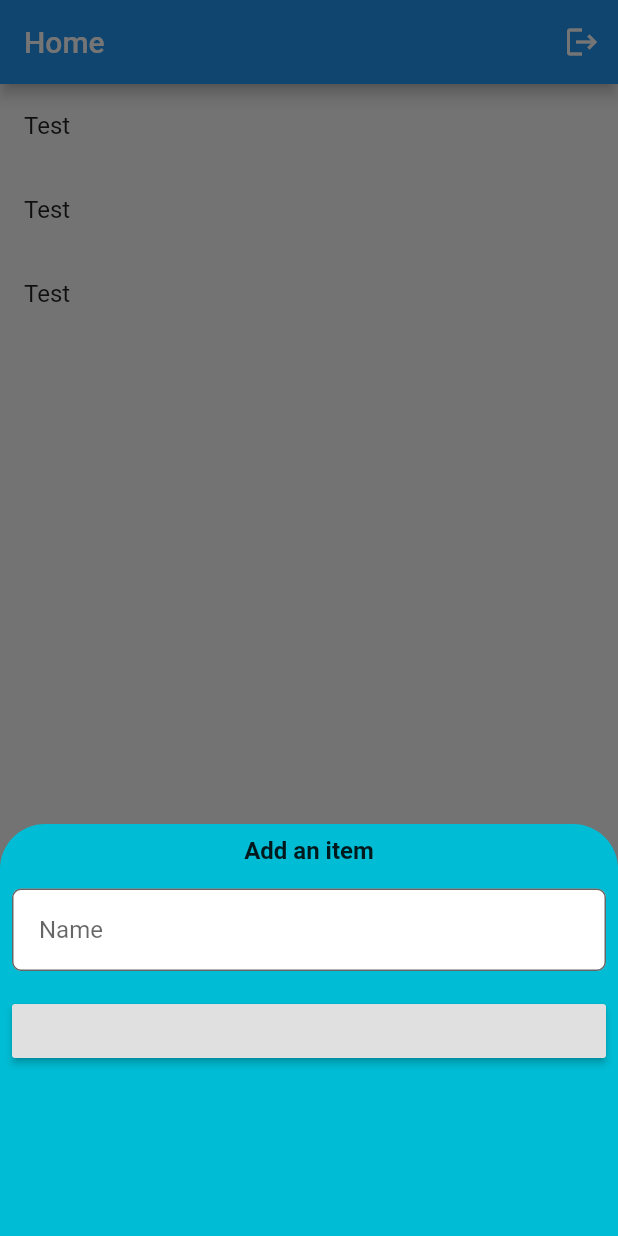
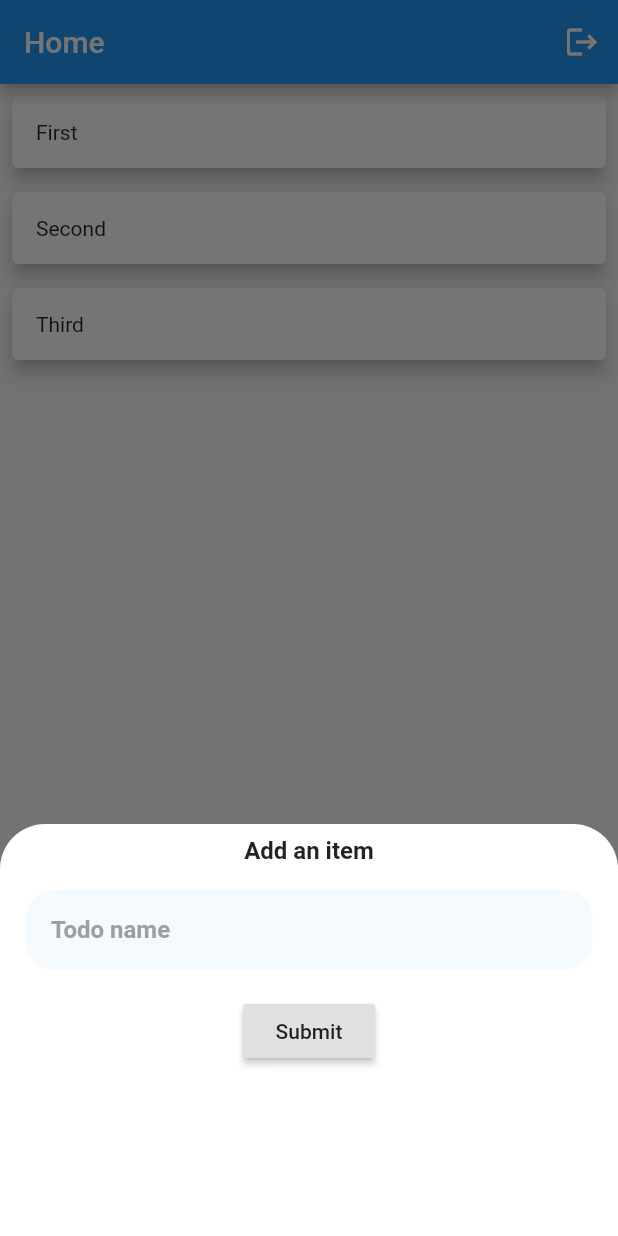
Before and after one commit to fortinjoffrey/flutter_todo_firebase_provider, a Flutter app: the screen it shows once a user with an empty profile is signed in, after a tap on the "add" icon, on a phone screen of 412 x 824 dp. Run offline on Flutter 3.47's test engine with Material 2 defaults, Android fonts, the phone set to English and light mode, and no system bars; our stand-ins replace cloud_firestore, firebase_auth, firebase_core; accounts and stored records are empty; network calls fail.

Commit message:
Add todo to home list, redesign textfield
- Create todo class
- Create todoDelegate mixin
- Refactor project folders
- Set testMode bool to true for quick sign in

```diff
--- a/lib/main.dart
+++ b/lib/main.dart
@@ -3,9 +3,9 @@ import 'package:flutter/material.dart';
 import 'package:firebase_core/firebase_core.dart';
 import 'package:provider/provider.dart';
 import 'package:todo_provider/screens/authenticate.dart';
-import 'package:todo_provider/services/firebase_auth_services.dart';
+import 'package:todo_provider/services/firebase/firebase_auth_services.dart';
 
-import 'screens/home.dart';
+import 'screens/home/home.dart';
 
 void main() async {
   WidgetsFlutterBinding.ensureInitialized();
--- /dev/null
+++ b/lib/mixins/todo_delegate.dart
@@ -0,0 +1,5 @@
+import 'package:todo_provider/models/todo.dart';
+
+mixin TodoDelegate {
+  void onSubmitTodo(Todo todo);
+}
--- /dev/null
+++ b/lib/models/todo.dart
@@ -0,0 +1,7 @@
+import 'package:flutter/material.dart';
+
+class Todo {
+  final String title;
+
+  Todo({@required this.title});
+}
--- a/lib/screens/home.dart
+++ /dev/null
@@ -1,149 +0,0 @@
-import 'package:flutter/material.dart';
-
-import 'package:todo_provider/services/firebase_auth_services.dart';
-import 'package:todo_provider/services/firebase_firestore_services.dart';
-
-class Home extends StatelessWidget {
-  const Home({Key key}) : super(key: key);
-
-  @override
-  Widget build(BuildContext context) {
-    return Scaffold(
-      body: FutureBuilder(
-          future: FirebaseFirestoreServices().username,
-          builder: (context, snapshot) {
-            bool isDone = snapshot.connectionState == ConnectionState.done;
-
-            if (!isDone) return Center(child: CircularProgressIndicator());
-
-            if (snapshot.hasData) {
-              return Scaffold(
-                appBar: AppBar(
-                  title: Text('Home'),
-                  actions: [
-                    IconButton(
-                      icon: Icon(Icons.logout),
-                      onPressed: () {
-                        FirebaseAuthServices().signOut();
-                      },
-                    )
-                  ],
-                ),
-                resizeToAvoidBottomInset: false,
-                floatingActionButton: FloatingActionButton(
-                  onPressed: () {
-                    showModalBottomSheet(
-                      shape: RoundedRectangleBorder(
-                        borderRadius: BorderRadius.only(
-                            topLeft: Radius.circular(30.0),
-                            topRight: Radius.circular(30.0)),
-                      ),
-                      isScrollControlled: true,
-                      backgroundColor: Colors.transparent,
-                      context: context,
-                      builder: (context) {
-                        return Padding(
-                          padding: EdgeInsets.only(
-                              bottom: MediaQuery.of(context).viewInsets.bottom),
-                          child: AddToDoModalBottomSheet(),
-                        );
-                      },
-                    );
-                  },
-                  child: Icon(Icons.add),
-                ),
-                body: SafeArea(
-                  child: ListView.builder(
-                    itemCount: 3,
-                    itemBuilder: (context, index) {
-                      return ListTile(
-                        title: Text('Test'),
-                      );
-                    },
-                  ),
-                ),
-              );
-            }
-
-            return Center(
-              child: RaisedButton(
-                onPressed: () async {
-                  await FirebaseAuthServices().signOut();
-                },
-                child: Text('Something went wrong. Please sign out'),
-              ),
-            );
-          }),
-    );
-  }
-}
-
-class AddToDoModalBottomSheet extends StatefulWidget {
-  const AddToDoModalBottomSheet({
-    Key key,
-  }) : super(key: key);
-
-  @override
-  _AddToDoModalBottomSheetState createState() =>
-      _AddToDoModalBottomSheetState();
-}
-
-class _AddToDoModalBottomSheetState extends State<AddToDoModalBottomSheet> {
-  final _formKey = GlobalKey<FormFieldState>();
-
-  @override
-  Widget build(BuildContext context) {
-    return ClipRRect(
-      borderRadius: BorderRadius.only(
-        topLeft: Radius.circular(30.0),
-        topRight: Radius.circular(30.0),
-      ),
-      child: Container(
-        decoration: BoxDecoration(
-          color: Colors.cyan,
-        ),
-        height: MediaQuery.of(context).size.height / 3,
-        child: Padding(
-          padding: const EdgeInsets.all(8.0),
-          child: Column(
-            children: [
-              Text(
-                "Add an item",
-                style: TextStyle(
-                  fontSize: 16.0,
-                  fontWeight: FontWeight.bold,
-                ),
-              ),
-              SizedBox(height: 16.0),
-              TextFormField(
-                key: _formKey,
-                validator: (value) => value.isEmpty ? 'Enter' : null,
-                decoration: InputDecoration(
-                  contentPadding:
-                      EdgeInsets.symmetric(horizontal: 18.0, vertical: 18.0),
-                  fillColor: Colors.white,
-                  hintText: 'Name',
-                  filled: true,
-                  border: const OutlineInputBorder(
-                    borderRadius: const BorderRadius.all(Radius.circular(6.0)),
-                  ),
-                ),
-              ),
-              SizedBox(height: 16.0),
-              SizedBox(
-                width: MediaQuery.of(context).size.width,
-                child: RaisedButton(
-                  onPressed: () {
-                    if (_formKey.currentState.validate()) {
-                      print('hello');
-                    }
-                  },
-                ),
-              ),
-            ],
-          ),
-        ),
-      ),
-    );
-  }
-}
--- /dev/null
+++ b/lib/screens/home/add_todo_modal_bottom_sheet.dart
@@ -0,0 +1,113 @@
+import 'package:flutter/material.dart';
+import 'package:todo_provider/mixins/todo_delegate.dart';
+import 'package:todo_provider/models/todo.dart';
+
+class AddToDoModalBottomSheet extends StatefulWidget {
+  const AddToDoModalBottomSheet({
+    Key key,
+    this.delegate,
+  }) : super(key: key);
+
+  final TodoDelegate delegate;
+
+  @override
+  _AddToDoModalBottomSheetState createState() =>
+      _AddToDoModalBottomSheetState();
+}
+
+class _AddToDoModalBottomSheetState extends State<AddToDoModalBottomSheet> {
+  final _formKey = GlobalKey<FormFieldState>();
+
+  String todoName = '';
+
+  @override
+  Widget build(BuildContext context) {
+    return ClipRRect(
+      borderRadius: BorderRadius.only(
+        topLeft: Radius.circular(30.0),
+        topRight: Radius.circular(30.0),
+      ),
+      child: Container(
+        decoration: BoxDecoration(
+          color: Colors.white,
+        ),
+        height: MediaQuery.of(context).size.height / 3,
+        child: Padding(
+          padding: const EdgeInsets.symmetric(vertical: 8.0, horizontal: 16.0),
+          child: Column(
+            children: [
+              _buildTitle(),
+              SizedBox(height: 16.0),
+              _buildTodoTextFormField(
+                onChanged: (value) => todoName = value,
+              ),
+              SizedBox(height: 16.0),
+              _buildSubmitButton(context),
+            ],
+          ),
+        ),
+      ),
+    );
+  }
+
+  RaisedButton _buildSubmitButton(BuildContext context) {
+    return RaisedButton(
+      child: Text('Submit'),
+      onPressed: () {
+        if (_formKey.currentState.validate()) {
+          if (widget.delegate != null) {
+            Navigator.pop(context);
+            widget.delegate.onSubmitTodo(Todo(title: todoName));
+          }
+        }
+      },
+    );
+  }
+
+  static const textInputDecoration = InputDecoration(
+    hintText: 'Todo name',
+    hintStyle: TextStyle(
+      fontSize: 16,
+      color: Colors.grey,
+    ),
+    contentPadding: EdgeInsets.symmetric(horizontal: 18.0, vertical: 18.0),
+    fillColor: Color(0xFFF4FAFE),
+    filled: true,
+    border: const OutlineInputBorder(
+      borderRadius: const BorderRadius.all(Radius.circular(20.0)),
+    ),
+    enabledBorder: const OutlineInputBorder(
+      borderRadius: BorderRadius.all(const Radius.circular(20.0)),
+      borderSide: BorderSide(color: Colors.white, width: 1.0),
+    ),
+    focusedBorder: const OutlineInputBorder(
+      borderRadius: BorderRadius.all(const Radius.circular(20.0)),
+      borderSide: BorderSide(color: Colors.blue, width: 1.0),
+    ),
+  );
+
+  TextFormField _buildTodoTextFormField({Function(String) onChanged}) {
+    return TextFormField(
+      key: _formKey,
+      keyboardType: TextInputType.name,
+      validator: (value) => value.isEmpty ? 'Field is empty' : null,
+      style: TextStyle(
+        color: Colors.black,
+        fontWeight: FontWeight.bold,
+        fontSize: 16.0,
+      ),
+      decoration: textInputDecoration,
+      onChanged: onChanged,
+    );
+  }
+
+  Text _buildTitle() {
+    return Text(
+      "Add an item",
+      style: TextStyle(
+        fontSize: 16.0,
+        fontWeight: FontWeight.bold,
+      ),
+    );
+  }
+}
--- /dev/null
+++ b/lib/screens/home/home.dart
@@ -0,0 +1,105 @@
+import 'package:flutter/material.dart';
+import 'package:todo_provider/mixins/todo_delegate.dart';
+import 'package:todo_provider/models/todo.dart';
+import 'package:todo_provider/screens/home/add_todo_modal_bottom_sheet.dart';
+
+import 'package:todo_provider/services/firebase/firebase_auth_services.dart';
+import 'package:todo_provider/services/firebase/firebase_firestore_services.dart';
+
+class Home extends StatefulWidget {
+  Home({Key key}) : super(key: key);
+
+  @override
+  _HomeState createState() => _HomeState();
+}
+
+class _HomeState extends State<Home> with TodoDelegate {
+  final List<Todo> todos = [
+    Todo(title: 'First'),
+    Todo(title: 'Second'),
+    Todo(title: 'Third'),
+  ];
+
+  @override
+  Widget build(BuildContext context) {
+    return Scaffold(
+      body: FutureBuilder(
+          future: FirebaseFirestoreServices().username,
+          builder: (context, snapshot) {
+            bool isDone = snapshot.connectionState == ConnectionState.done;
+
+            if (!isDone) return Center(child: CircularProgressIndicator());
+
+            if (snapshot.hasData) {
+              return Scaffold(
+                appBar: AppBar(
+                  title: Text('Home'),
+                  actions: [
+                    IconButton(
+                      icon: Icon(Icons.logout),
+                      onPressed: () {
+                        FirebaseAuthServices().signOut();
+                      },
+                    )
+                  ],
+                ),
+                resizeToAvoidBottomInset: false,
+                floatingActionButton: FloatingActionButton(
+                  onPressed: () {
+                    showModalBottomSheet(
+                      shape: RoundedRectangleBorder(
+                        borderRadius: BorderRadius.only(
+                            topLeft: Radius.circular(30.0),
+                            topRight: Radius.circular(30.0)),
+                      ),
+                      isScrollControlled: true,
+                      backgroundColor: Colors.transparent,
+                      context: context,
+                      builder: (context) {
+                        return Padding(
+                          padding: EdgeInsets.only(
+                              bottom: MediaQuery.of(context).viewInsets.bottom),
+                          child: AddToDoModalBottomSheet(delegate: this),
+                        );
+                      },
+                    );
+                  },
+                  child: Icon(Icons.add),
+                ),
+                body: SafeArea(
+                  child: ListView.builder(
+                    itemCount: todos.length,
+                    itemBuilder: (context, index) {
+                      return Card(
+                        margin: EdgeInsets.all(8.0),
+                        elevation: 5.0,
+                        child: Padding(
+                          padding: const EdgeInsets.all(16.0),
+                          child: Text(todos[index].title),
+                        ),
+                      );
+                    },
+                  ),
+                ),
+              );
+            }
+
+            return Center(
+              child: RaisedButton(
+                onPressed: () async {
+                  await FirebaseAuthServices().signOut();
+                },
+                child: Text('Something went wrong. Please sign out'),
+              ),
+            );
+          }),
+    );
+  }
+
+  @override
+  void onSubmitTodo(Todo todo) {
+    setState(() {
+      todos.insert(0, todo);
+    });
+  }
+}
--- a/lib/screens/sign_in.dart
+++ b/lib/screens/sign_in.dart
@@ -1,6 +1,6 @@
 import 'package:flutter/material.dart';
 import 'package:todo_provider/mixins/auth_delegate.dart';
-import 'package:todo_provider/services/firebase_auth_services.dart';
+import 'package:todo_provider/services/firebase/firebase_auth_services.dart';
 import 'package:todo_provider/utils/linear_gradient_extension.dart';
 import 'package:todo_provider/widgets/auth/auth_header_row_logo_title.dart';
 import 'package:todo_provider/widgets/auth/auth_main_button.dart';
@@ -23,7 +23,7 @@ class _SignInState extends State<SignIn> {
   String errorText = '';
   String successText = '';
 
-  bool testMode = false;
+  bool testMode = true;
 
   @override
   Widget build(BuildContext context) {
--- a/lib/screens/sign_up.dart
+++ b/lib/screens/sign_up.dart
@@ -1,6 +1,6 @@
 import 'package:flutter/material.dart';
 import 'package:todo_provider/mixins/auth_delegate.dart';
-import 'package:todo_provider/services/firebase_auth_services.dart';
+import 'package:todo_provider/services/firebase/firebase_auth_services.dart';
 import 'package:todo_provider/utils/linear_gradient_extension.dart';
 import 'package:todo_provider/widgets/auth/auth_header_row_logo_title.dart';
 import 'package:todo_provider/widgets/auth/auth_main_button.dart';
--- a/lib/services/firebase_auth_services.dart
+++ b/lib/services/firebase/firebase_auth_services.dart
@@ -1,6 +1,6 @@
 import 'package:firebase_auth/firebase_auth.dart';
 import 'package:flutter/material.dart';
-import 'package:todo_provider/services/firebase_firestore_services.dart';
+import 'package:todo_provider/services/firebase/firebase_firestore_services.dart';
 
 class FirebaseAuthServices {
   FirebaseAuth auth = FirebaseAuth.instance;
```
Also changed, not shown: lib/services/firebase/firebase_firestore_services.dart (renamed from lib/services/firebase_firestore_services.dart).
